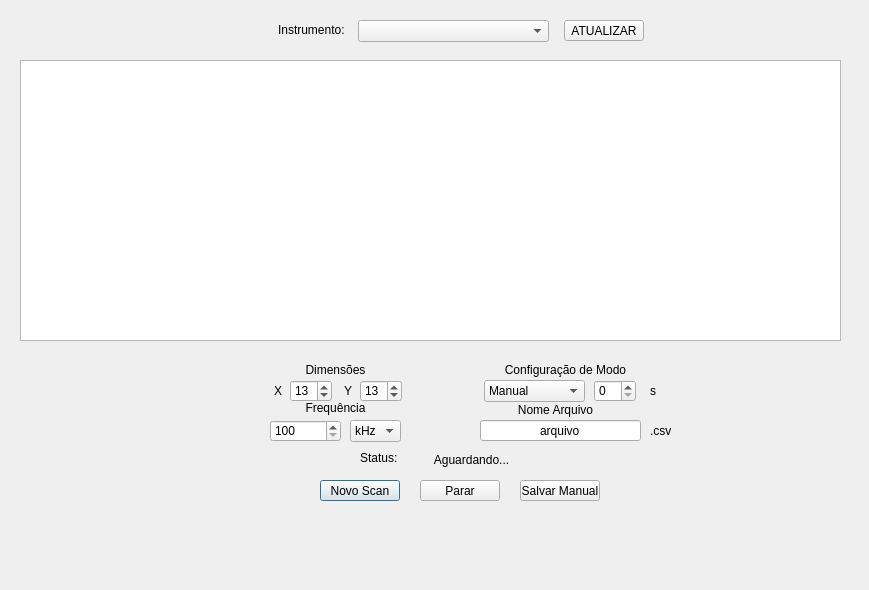
Qt form analisador_placa/analisador_placa/dialog.ui (lucasgcb/CEM-Scanner-HMS-X) before a commit.
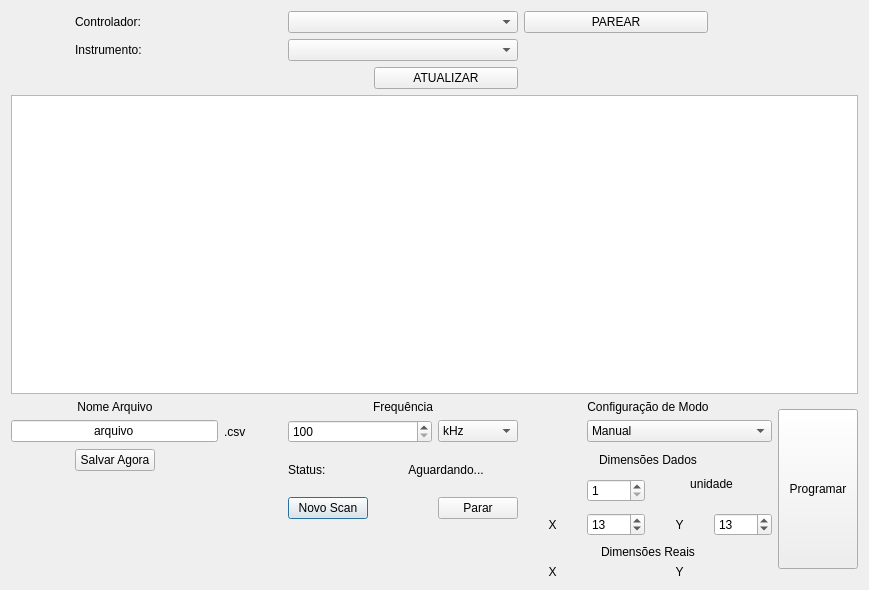
The same form after that commit.

Commit message: Add controller combobox, grid layout, program button, close event filter

The edit to the form file:
```diff
--- a/analisador_placa/analisador_placa/dialog.ui
+++ b/analisador_placa/analisador_placa/dialog.ui
@@ -13,207 +13,26 @@
   <property name="windowTitle">
    <string>Dialog</string>
   </property>
-  <widget class="QSpinBox" name="box_dimensao_X">
-   <property name="geometry">
-    <rect>
-     <x>290</x>
-     <y>380</y>
-     <width>42</width>
-     <height>22</height>
-    </rect>
-   </property>
-   <property name="minimum">
-    <number>2</number>
-   </property>
-   <property name="maximum">
-    <number>999</number>
-   </property>
-   <property name="value">
-    <number>13</number>
-   </property>
-  </widget>
-  <widget class="QSpinBox" name="box_dimensao_Y">
-   <property name="geometry">
-    <rect>
-     <x>360</x>
-     <y>380</y>
-     <width>42</width>
-     <height>22</height>
-    </rect>
-   </property>
-   <property name="minimum">
-    <number>2</number>
-   </property>
-   <property name="maximum">
-    <number>999</number>
-   </property>
-   <property name="value">
-    <number>13</number>
-   </property>
-  </widget>
-  <widget class="QSpinBox" name="box_frequencia">
-   <property name="geometry">
-    <rect>
-     <x>270</x>
-     <y>420</y>
-     <width>71</width>
-     <height>22</height>
-    </rect>
-   </property>
-   <property name="minimum">
-    <number>100</number>
-   </property>
-   <property name="maximum">
-    <number>1000</number>
-   </property>
-   <property name="singleStep">
-    <number>100</number>
-   </property>
-  </widget>
-  <widget class="QComboBox" name="box_frequencia_unidade">
-   <property name="geometry">
-    <rect>
-     <x>350</x>
-     <y>420</y>
-     <width>51</width>
-     <height>22</height>
-    </rect>
-   </property>
-   <item>
+  <layout class="QGridLayout" name="gridLayout">
+   <item row="6" column="4" rowspan="2">
+    <widget class="QLabel" name="label_7">
     <property name="text">
-     <string>kHz</string>
-    </property>
-   </item>
-   <item>
-    <property name="text">
-     <string>MHz</string>
-    </property>
-   </item>
-   <item>
-    <property name="text">
-     <string>GHz</string>
-    </property>
-   </item>
-  </widget>
-  <widget class="QLineEdit" name="box_nome">
-   <property name="geometry">
-    <rect>
-     <x>480</x>
-     <y>420</y>
-     <width>161</width>
-     <height>21</height>
-    </rect>
-   </property>
-   <property name="text">
-    <string>arquivo</string>
-   </property>
-   <property name="alignment">
-    <set>Qt::AlignCenter</set>
-   </property>
-  </widget>
-  <widget class="QComboBox" name="box_config">
-   <property name="geometry">
-    <rect>
-     <x>484</x>
-     <y>380</y>
-     <width>101</width>
-     <height>22</height>
-    </rect>
-   </property>
-   <item>
-    <property name="text">
-     <string>Manual</string>
-    </property>
+      <string>Status:</string>
+     </property>
+    </widget>
    </item>
-   <item>
+   <item row="7" column="9" colspan="2">
+    <widget class="QLabel" name="label_4">
     <property name="text">
-     <string>Automático</string>
-    </property>
-   </item>
-  </widget>
-  <widget class="QSpinBox" name="box_config_tempo">
-   <property name="geometry">
-    <rect>
-     <x>594</x>
-     <y>380</y>
-     <width>42</width>
-     <height>22</height>
-    </rect>
-   </property>
-  </widget>
-  <widget class="QPushButton" name="botao_vai">
-   <property name="geometry">
-    <rect>
-     <x>320</x>
-     <y>480</y>
-     <width>80</width>
-     <height>21</height>
-    </rect>
-   </property>
-   <property name="toolTip">
-    <string>&lt;html&gt;&lt;head/&gt;&lt;body&gt;&lt;p&gt;Limpa a tela e inicia um novo scan.&lt;/p&gt;&lt;p&gt;Salva automáticamente e atualiza nome do arquivo.&lt;/p&gt;&lt;/body&gt;&lt;/html&gt;</string>
-   </property>
-   <property name="text">
-    <string>Novo Scan</string>
-   </property>
-  </widget>
-  <widget class="QPushButton" name="botao_parar">
-   <property name="geometry">
-    <rect>
-     <x>420</x>
-     <y>480</y>
-     <width>80</width>
-     <height>21</height>
-    </rect>
-   </property>
-   <property name="text">
-    <string>Parar</string>
-   </property>
-  </widget>
-  <widget class="QLabel" name="label">
-   <property name="geometry">
-    <rect>
-     <x>270</x>
-     <y>360</y>
-     <width>131</width>
-     <height>20</height>
-    </rect>
-   </property>
-   <property name="text">
-    <string>Dimensões</string>
-   </property>
+      <string>unidade</string>
+     </property>
    <property name="alignment">
     <set>Qt::AlignCenter</set>
    </property>
   </widget>
-  <widget class="QLabel" name="label_2">
-   <property name="geometry">
-    <rect>
-     <x>270</x>
-     <y>400</y>
-     <width>131</width>
-     <height>16</height>
-    </rect>
-   </property>
-   <property name="layoutDirection">
-    <enum>Qt::LeftToRight</enum>
-   </property>
-   <property name="text">
-    <string>Frequência</string>
-   </property>
-   <property name="alignment">
-    <set>Qt::AlignCenter</set>
-   </property>
-  </widget>
+   </item>
+   <item row="4" column="7" colspan="4">
   <widget class="QLabel" name="label_3">
-   <property name="geometry">
-    <rect>
-     <x>490</x>
-     <y>360</y>
-     <width>151</width>
-     <height>20</height>
-    </rect>
-   </property>
    <property name="layoutDirection">
     <enum>Qt::LeftToRight</enum>
    </property>
@@ -224,28 +43,22 @@
     <set>Qt::AlignCenter</set>
    </property>
   </widget>
-  <widget class="QLabel" name="label_4">
-   <property name="geometry">
-    <rect>
-     <x>650</x>
-     <y>380</y>
-     <width>41</width>
-     <height>21</height>
-    </rect>
-   </property>
-   <property name="text">
-    <string>s</string>
-   </property>
-  </widget>
+   </item>
+   <item row="9" column="8" rowspan="2">
+    <widget class="QSpinBox" name="box_dimensao_X">
+     <property name="minimum">
+      <number>2</number>
+     </property>
+     <property name="maximum">
+      <number>999</number>
+     </property>
+     <property name="value">
+      <number>13</number>
+     </property>
+    </widget>
+   </item>
+   <item row="4" column="1">
   <widget class="QLabel" name="label_5">
-   <property name="geometry">
-    <rect>
-     <x>480</x>
-     <y>400</y>
-     <width>151</width>
-     <height>20</height>
-    </rect>
-   </property>
    <property name="text">
     <string>Nome Arquivo</string>
    </property>
@@ -253,41 +66,12 @@
     <set>Qt::AlignCenter</set>
    </property>
   </widget>
-  <widget class="QLabel" name="label_6">
-   <property name="geometry">
-    <rect>
-     <x>650</x>
-     <y>420</y>
-     <width>21</width>
-     <height>21</height>
-    </rect>
-   </property>
-   <property name="text">
-    <string>.csv</string>
-   </property>
-  </widget>
-  <widget class="QLabel" name="label_7">
-   <property name="geometry">
-    <rect>
-     <x>360</x>
-     <y>450</y>
-     <width>61</width>
-     <height>16</height>
-    </rect>
-   </property>
-   <property name="text">
-    <string>Status:</string>
-   </property>
-  </widget>
+   </item>
+   <item row="1" column="4" colspan="3">
+    <widget class="QComboBox" name="box_instrumento"/>
+   </item>
+   <item row="6" column="5" rowspan="2" colspan="2">
   <widget class="QLabel" name="label_status">
-   <property name="geometry">
-    <rect>
-     <x>406</x>
-     <y>450</y>
-     <width>131</width>
-     <height>20</height>
-    </rect>
-   </property>
    <property name="text">
     <string>Aguardando...</string>
    </property>
@@ -295,15 +79,9 @@
     <set>Qt::AlignCenter</set>
    </property>
   </widget>
-  <widget class="QLabel" name="label_9">
-   <property name="geometry">
-    <rect>
-     <x>270</x>
-     <y>380</y>
-     <width>16</width>
-     <height>21</height>
-    </rect>
-   </property>
+   </item>
+   <item row="12" column="7">
+    <widget class="QLabel" name="label_14">
    <property name="text">
     <string>X</string>
    </property>
@@ -311,83 +89,54 @@
     <set>Qt::AlignCenter</set>
    </property>
   </widget>
-  <widget class="QLabel" name="label_10">
-   <property name="geometry">
-    <rect>
-     <x>340</x>
-     <y>380</y>
-     <width>16</width>
-     <height>21</height>
-    </rect>
-   </property>
-   <property name="text">
-    <string>Y</string>
-   </property>
-   <property name="alignment">
-    <set>Qt::AlignCenter</set>
-   </property>
-  </widget>
-  <widget class="QLabel" name="label_erro">
-   <property name="geometry">
-    <rect>
-     <x>320</x>
-     <y>500</y>
-     <width>281</width>
-     <height>20</height>
-    </rect>
-   </property>
+   </item>
+   <item row="12" column="10">
+    <widget class="QLabel" name="label_real_y">
    <property name="text">
     <string/>
    </property>
-   <property name="alignment">
-    <set>Qt::AlignCenter</set>
-   </property>
-  </widget>
-  <widget class="QComboBox" name="box_instrumento">
-   <property name="geometry">
-    <rect>
-     <x>358</x>
-     <y>20</y>
-     <width>191</width>
-     <height>22</height>
-    </rect>
-   </property>
-  </widget>
+    </widget>
+   </item>
+   <item row="8" column="4" rowspan="2">
+    <widget class="QPushButton" name="botao_vai">
+     <property name="toolTip">
+      <string>&lt;html&gt;&lt;head/&gt;&lt;body&gt;&lt;p&gt;Limpa a tela e inicia um novo scan.&lt;/p&gt;&lt;p&gt;Salva automáticamente e atualiza nome do arquivo.&lt;/p&gt;&lt;/body&gt;&lt;/html&gt;</string>
+     </property>
+     <property name="text">
+      <string>Novo Scan</string>
+     </property>
+    </widget>
+   </item>
+   <item row="0" column="1" colspan="3">
   <widget class="QLabel" name="label_8">
-   <property name="geometry">
-    <rect>
-     <x>278</x>
-     <y>20</y>
-     <width>71</width>
-     <height>20</height>
-    </rect>
-   </property>
    <property name="text">
-    <string>Instrumento:</string>
-   </property>
-  </widget>
-  <widget class="QPushButton" name="botao_instrumento">
-   <property name="geometry">
-    <rect>
-     <x>564</x>
-     <y>20</y>
-     <width>80</width>
-     <height>21</height>
-    </rect>
-   </property>
+      <string>Controlador:</string>
+     </property>
+    </widget>
+   </item>
+   <item row="5" column="8" colspan="3">
+    <widget class="QComboBox" name="box_config">
+     <item>
+      <property name="text">
+       <string>Manual</string>
+      </property>
+     </item>
+     <item>
    <property name="text">
-    <string>ATUALIZAR</string>
-   </property>
-  </widget>
+       <string>Automático</string>
+      </property>
+     </item>
+    </widget>
+   </item>
+   <item row="8" column="6" rowspan="2">
+    <widget class="QPushButton" name="botao_parar">
+     <property name="text">
+      <string>Parar</string>
+     </property>
+    </widget>
+   </item>
+   <item row="0" column="10" colspan="2">
   <widget class="QLabel" name="label_instrumento">
-   <property name="geometry">
-    <rect>
-     <x>650</x>
-     <y>20</y>
-     <width>71</width>
-     <height>20</height>
-    </rect>
-   </property>
    <property name="text">
     <string/>
    </property>
@@ -395,32 +144,218 @@
     <set>Qt::AlignCenter</set>
    </property>
   </widget>
+   </item>
+   <item row="3" column="0" colspan="12">
   <widget class="QTableView" name="tableView">
-   <property name="geometry">
-    <rect>
-     <x>20</x>
-     <y>60</y>
-     <width>821</width>
-     <height>281</height>
-    </rect>
-   </property>
    <attribute name="horizontalHeaderDefaultSectionSize">
     <number>60</number>
    </attribute>
   </widget>
+   </item>
+   <item row="2" column="5" colspan="2">
+    <widget class="QPushButton" name="botao_instrumento">
+     <property name="text">
+      <string>ATUALIZAR</string>
+     </property>
+    </widget>
+   </item>
+   <item row="5" column="4" colspan="2">
+    <widget class="QSpinBox" name="box_frequencia">
+     <property name="minimum">
+      <number>100</number>
+     </property>
+     <property name="maximum">
+      <number>1000</number>
+     </property>
+     <property name="singleStep">
+      <number>100</number>
+     </property>
+    </widget>
+   </item>
+   <item row="5" column="3">
+    <widget class="QLabel" name="label_6">
+     <property name="text">
+      <string>.csv</string>
+     </property>
+    </widget>
+   </item>
+   <item row="0" column="4" colspan="3">
+    <widget class="QComboBox" name="box_controlador"/>
+   </item>
+   <item row="2" column="7" colspan="3">
+    <widget class="QLabel" name="label_instrumento_2">
+     <property name="text">
+      <string/>
+     </property>
+     <property name="alignment">
+      <set>Qt::AlignCenter</set>
+     </property>
+    </widget>
+   </item>
+   <item row="0" column="7" colspan="3">
+    <widget class="QPushButton" name="botao_controlar">
+     <property name="text">
+      <string>PAREAR</string>
+     </property>
+    </widget>
+   </item>
+   <item row="12" column="8">
+    <widget class="QLabel" name="label_real_x">
+     <property name="text">
+      <string/>
+     </property>
+    </widget>
+   </item>
+   <item row="11" column="7" colspan="4">
+    <widget class="QLabel" name="label_12">
+     <property name="text">
+      <string>Dimensões Reais</string>
+     </property>
+     <property name="alignment">
+      <set>Qt::AlignCenter</set>
+     </property>
+    </widget>
+   </item>
+   <item row="5" column="6">
+    <widget class="QComboBox" name="box_frequencia_unidade">
+     <item>
+      <property name="text">
+       <string>kHz</string>
+      </property>
+     </item>
+     <item>
+      <property name="text">
+       <string>MHz</string>
+      </property>
+     </item>
+     <item>
+      <property name="text">
+       <string>GHz</string>
+      </property>
+     </item>
+    </widget>
+   </item>
+   <item row="9" column="7" rowspan="2">
+    <widget class="QLabel" name="label_9">
+     <property name="text">
+      <string>X</string>
+     </property>
+     <property name="alignment">
+      <set>Qt::AlignCenter</set>
+     </property>
+    </widget>
+   </item>
+   <item row="12" column="9">
+    <widget class="QLabel" name="label_15">
+     <property name="text">
+      <string>Y</string>
+     </property>
+     <property name="alignment">
+      <set>Qt::AlignCenter</set>
+     </property>
+    </widget>
+   </item>
+   <item row="4" column="4" colspan="3">
+    <widget class="QLabel" name="label_2">
+     <property name="layoutDirection">
+      <enum>Qt::LeftToRight</enum>
+     </property>
+     <property name="text">
+      <string>Frequência</string>
+     </property>
+     <property name="alignment">
+      <set>Qt::AlignCenter</set>
+     </property>
+    </widget>
+   </item>
+   <item row="6" column="7" colspan="4">
+    <widget class="QLabel" name="label">
+     <property name="text">
+      <string>Dimensões Dados</string>
+     </property>
+     <property name="alignment">
+      <set>Qt::AlignCenter</set>
+     </property>
+    </widget>
+   </item>
+   <item row="1" column="1" colspan="3">
+    <widget class="QLabel" name="label_11">
+     <property name="text">
+      <string>Instrumento:</string>
+     </property>
+    </widget>
+   </item>
+   <item row="5" column="0" colspan="3">
+    <widget class="QLineEdit" name="box_nome">
+     <property name="text">
+      <string>arquivo</string>
+     </property>
+     <property name="alignment">
+      <set>Qt::AlignCenter</set>
+     </property>
+    </widget>
+   </item>
+   <item row="6" column="1">
   <widget class="QPushButton" name="botao_salvar">
-   <property name="geometry">
-    <rect>
-     <x>520</x>
-     <y>480</y>
+     <property name="text">
+      <string>Salvar Agora</string>
+     </property>
+    </widget>
+   </item>
+   <item row="9" column="10" rowspan="2">
+    <widget class="QSpinBox" name="box_dimensao_Y">
+     <property name="minimum">
+      <number>2</number>
+     </property>
+     <property name="maximum">
+      <number>999</number>
+     </property>
+     <property name="value">
+      <number>13</number>
+     </property>
+    </widget>
+   </item>
+   <item row="10" column="4" colspan="3">
+    <widget class="QLabel" name="label_erro">
+     <property name="text">
+      <string/>
+     </property>
+     <property name="alignment">
+      <set>Qt::AlignCenter</set>
+     </property>
+    </widget>
+   </item>
+   <item row="7" column="8" rowspan="2">
+    <widget class="QSpinBox" name="box_config_tempo">
+     <property name="minimum">
+      <number>1</number>
+     </property>
+    </widget>
+   </item>
+   <item row="9" column="9" rowspan="2">
+    <widget class="QLabel" name="label_10">
+     <property name="text">
+      <string>Y</string>
+     </property>
+     <property name="alignment">
+      <set>Qt::AlignCenter</set>
+     </property>
+    </widget>
+   </item>
+   <item row="4" column="11" rowspan="9">
+    <widget class="QPushButton" name="botao_matriz">
+     <property name="minimumSize">
+      <size>
      <width>80</width>
-     <height>21</height>
-    </rect>
+       <height>160</height>
+      </size>
    </property>
    <property name="text">
-    <string>Salvar Manual</string>
-   </property>
-  </widget>
+      <string>Programar</string>
+     </property>
+    </widget>
+   </item>
+  </layout>
  </widget>
  <resources/>
  <connections/>
```
Lines whose indentation alone changed are shown as unchanged. The commit also changes 3 other files.
